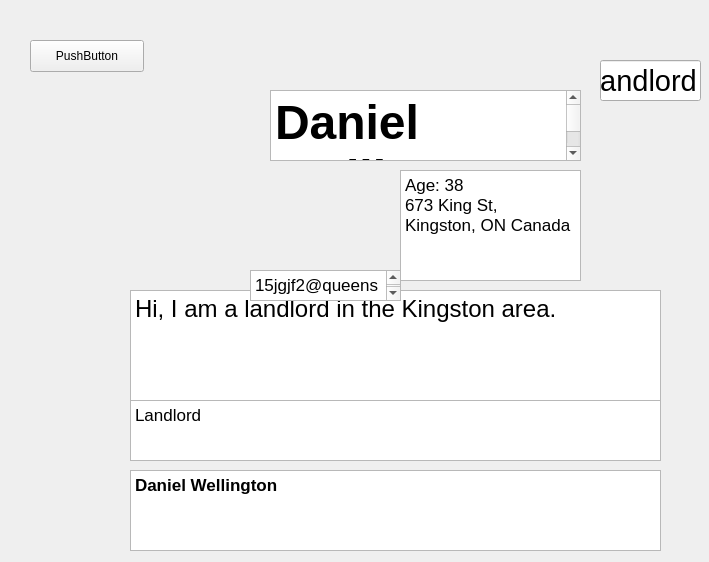
Above: King_Project/profileform.ui from greg-maceachern12/MicroManage before the change. Below: the same form after it.
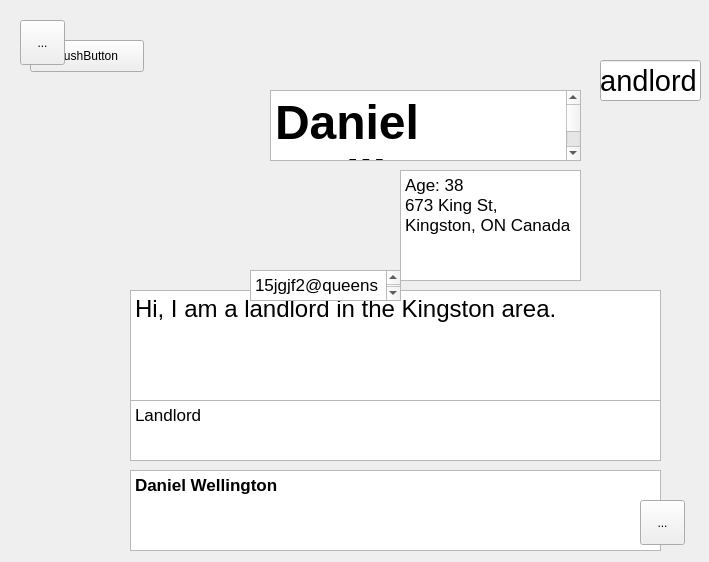
That is the form after the change.

Commit message: Created separate directories for the css style sheets and the images. Added the icons for MainPage, the side menu, and edit mode button. Fixed menu buttons on all pages so that it is always in the same position with the same size. Set the fixed width for the side menu. Linked the edit mode button of the Profile class to the makeEditable() method.

```diff
--- a/King_Project/profileform.ui
+++ b/King_Project/profileform.ui
@@ -149,6 +149,35 @@
     <string>PushButton</string>
    </property>
   </widget>
+  <widget class="QToolButton" name="menuButton">
+   <property name="geometry">
+    <rect>
+     <x>20</x>
+     <y>20</y>
+     <width>45</width>
+     <height>45</height>
+    </rect>
+   </property>
+   <property name="text">
+    <string>...</string>
+   </property>
+  </widget>
+  <widget class="QToolButton" name="editButton">
+   <property name="geometry">
+    <rect>
+     <x>640</x>
+     <y>500</y>
+     <width>45</width>
+     <height>45</height>
+    </rect>
+   </property>
+   <property name="text">
+    <string>...</string>
+   </property>
+   <property name="checkable">
+    <bool>true</bool>
+   </property>
+  </widget>
  </widget>
  <resources/>
  <connections/>
```
The commit also changes 41 other files.
